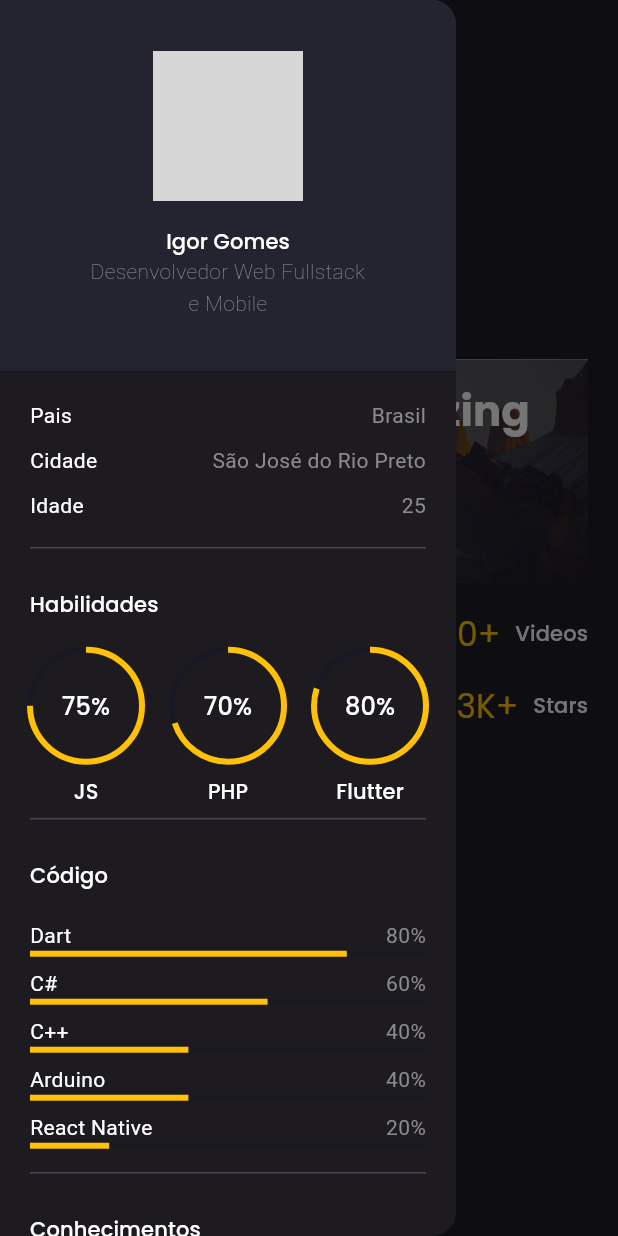
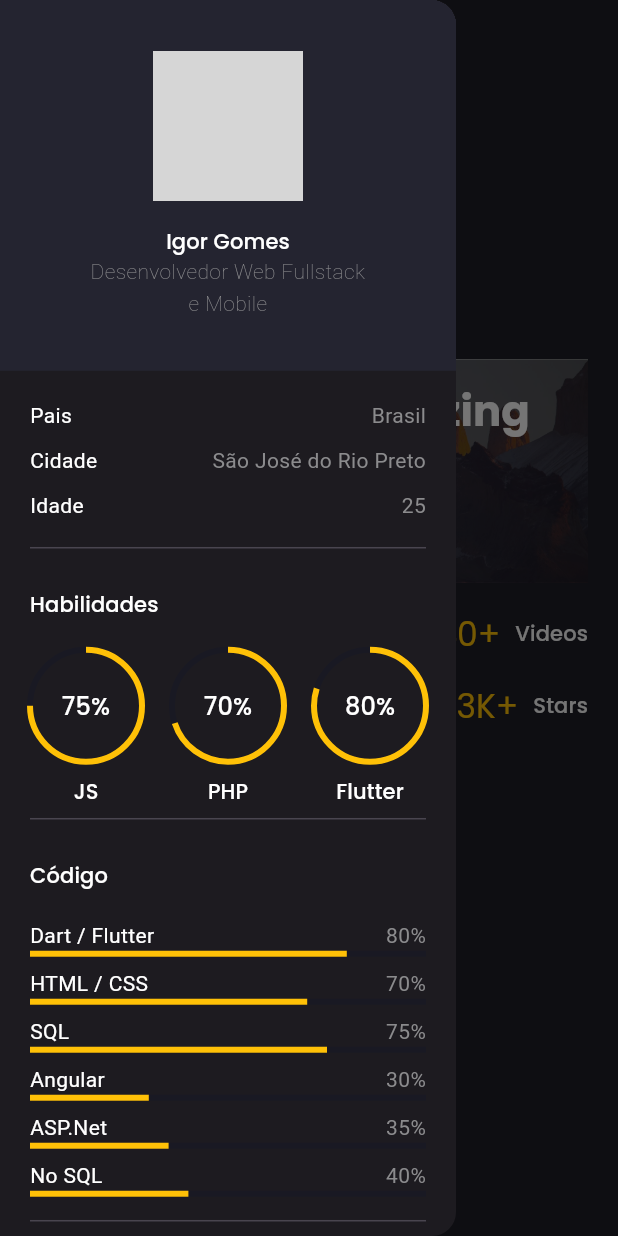
Before and after one commit to Igorgomes98/Portifolio, a Flutter app: the screen it shows after launch, after a tap on the "menu" icon, on a phone screen of 412 x 824 dp. Run offline on Flutter 3.47's test engine with Material 3 defaults, Android fonts, the phone set to English and light mode, and no system bars; drawn by our look-alikes of animated_text_kit; our stand-ins replace flutter_svg, google_fonts; grey boxes are pictures that could not be loaded.

Commit message:
style(sideMenu): Change infos on Side Menu
- change code
- Change knowledge

```diff
--- a/lib/screens/main/components/code.dart
+++ b/lib/screens/main/components/code.dart
@@ -23,24 +23,28 @@ class Code extends StatelessWidget {
           ),
         ),
         const AnimatedLinearProgress(
-          title: "Dart",
+          title: "Dart / Flutter",
           endValue: 0.8,
         ),
         const AnimatedLinearProgress(
-          title: "C#",
-          endValue: 0.6,
+          title: "HTML / CSS",
+          endValue: 0.70,
         ),
         const AnimatedLinearProgress(
-          title: "C++",
-          endValue: 0.4,
+          title: "SQL",
+          endValue: 0.75,
         ),
         const AnimatedLinearProgress(
-          title: "Arduino",
-          endValue: 0.4,
+          title: "Angular",
+          endValue: 0.30,
         ),
         const AnimatedLinearProgress(
-          title: "React Native",
-          endValue: 0.2,
+          title: "ASP.Net",
+          endValue: 0.35,
+        ),
+        const AnimatedLinearProgress(
+          title: "No SQL",
+          endValue: 0.4,
         ),
       ],
     );
--- a/lib/screens/main/components/knowledge.dart
+++ b/lib/screens/main/components/knowledge.dart
@@ -22,10 +22,11 @@ class Knowledge extends StatelessWidget {
             style: Theme.of(context).textTheme.titleSmall,
           ),
         ),
-        const ConhecimentoText(text: "Flutter, Dart"),
-        const ConhecimentoText(text: "Flutter, Dart, Teste"),
-        const ConhecimentoText(text: "Flutter, Dart, TEste,TEste"),
-        const ConhecimentoText(text: "Flutter, Dart"),
+        const ConhecimentoText(text: "Angular JS, REST API"),
+        const ConhecimentoText(text: "Java Android, React Native"),
+        const ConhecimentoText(text: "C#, C++, Arduino"),
+        const ConhecimentoText(text: "Mysql, SQL Server, PL Sql"),
+        const ConhecimentoText(text: "Firebase"),
       ],
     );
   }
--- a/lib/screens/main/components/side_menu.dart
+++ b/lib/screens/main/components/side_menu.dart
@@ -40,7 +40,9 @@ class SideMenu extends StatelessWidget {
                 const Knowledge(),
                 const Divider(),
                 TextButton(
-                  onPressed: () {},
+                  onPressed: () {
+
+                  },
                   child: Row(
                     children: [
                       Text(
```
